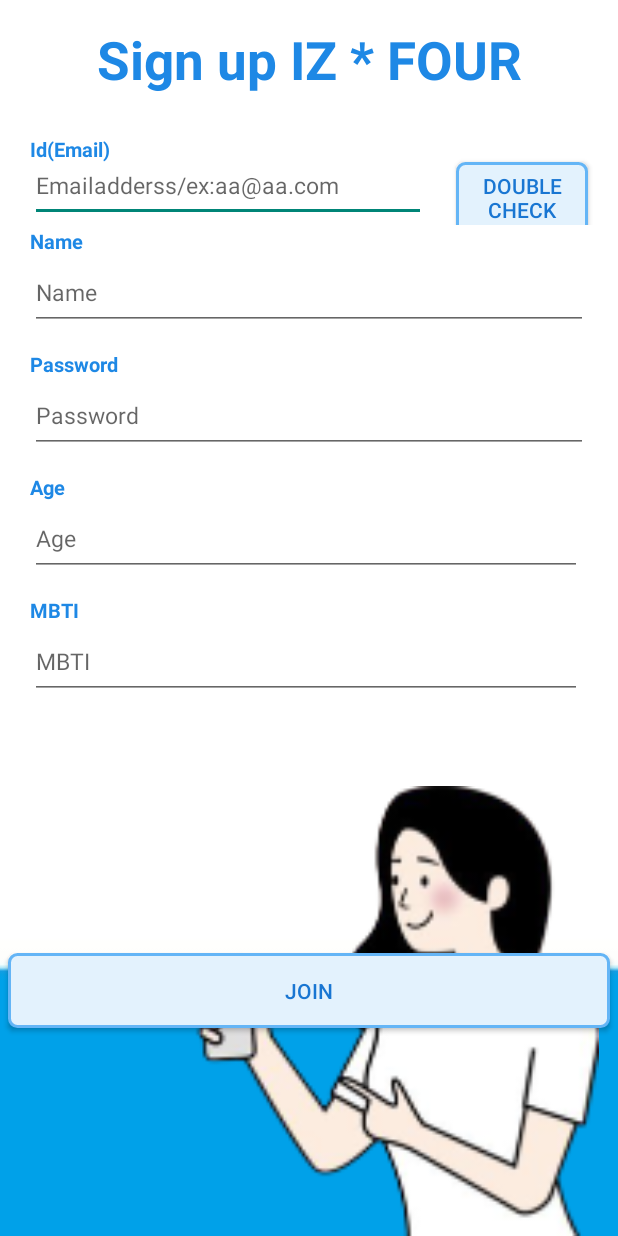
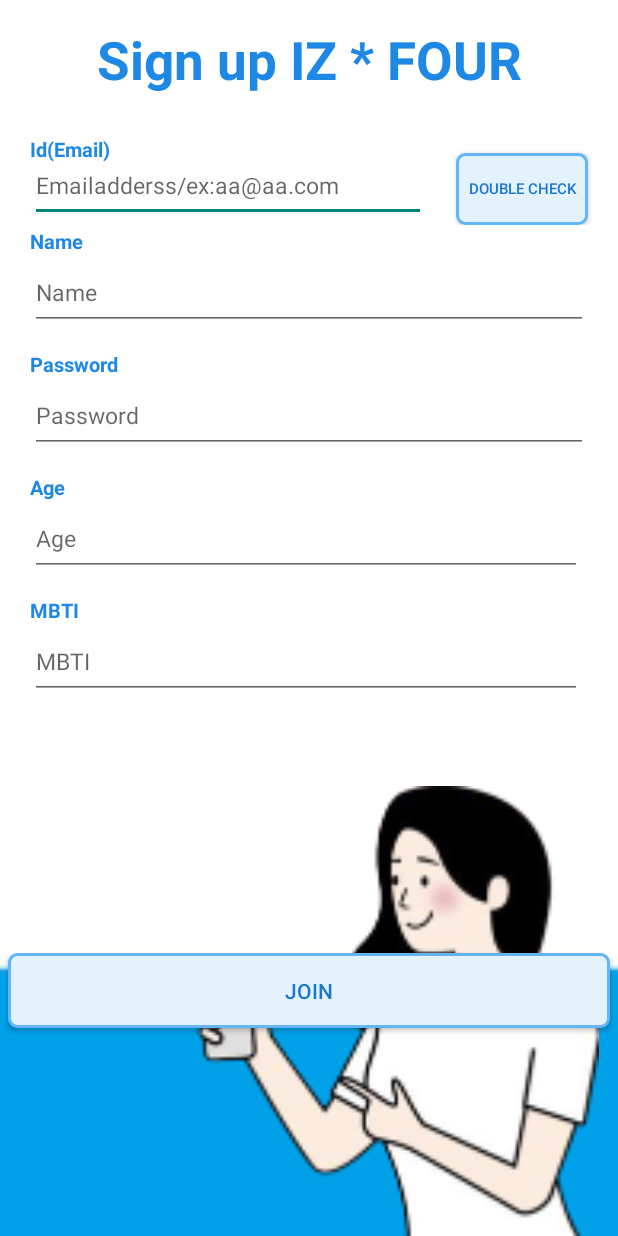
Before and after one commit to IZFOUR/IZ_Four_Project, an Android app: the SignUpActivity screen opened directly, with no data from a screen before it, on a phone screen of 412 x 824 dp. Run offline under Robolectric (Android 15) with nearby library versions, the phone set to English and light mode, and no system bars.

Commit message:
[fix]중복확인버튼 아랫부분 짤리는 문제 수정

```diff
--- a/app/src/main/res/layout/activity_signup.xml
+++ b/app/src/main/res/layout/activity_signup.xml
@@ -90,11 +90,10 @@
                     android:layout_height="wrap_content"
                     android:textColor="@drawable/btn_text"
                     android:background="@drawable/btn_shape"
-                    android:layout_gravity="end|top"
                     android:layout_marginEnd="20dp"
                     android:layout_weight="1"
                     android:text="@string/check"
-
+                    android:textSize="10sp"
                     />
 
             </LinearLayout>
```
